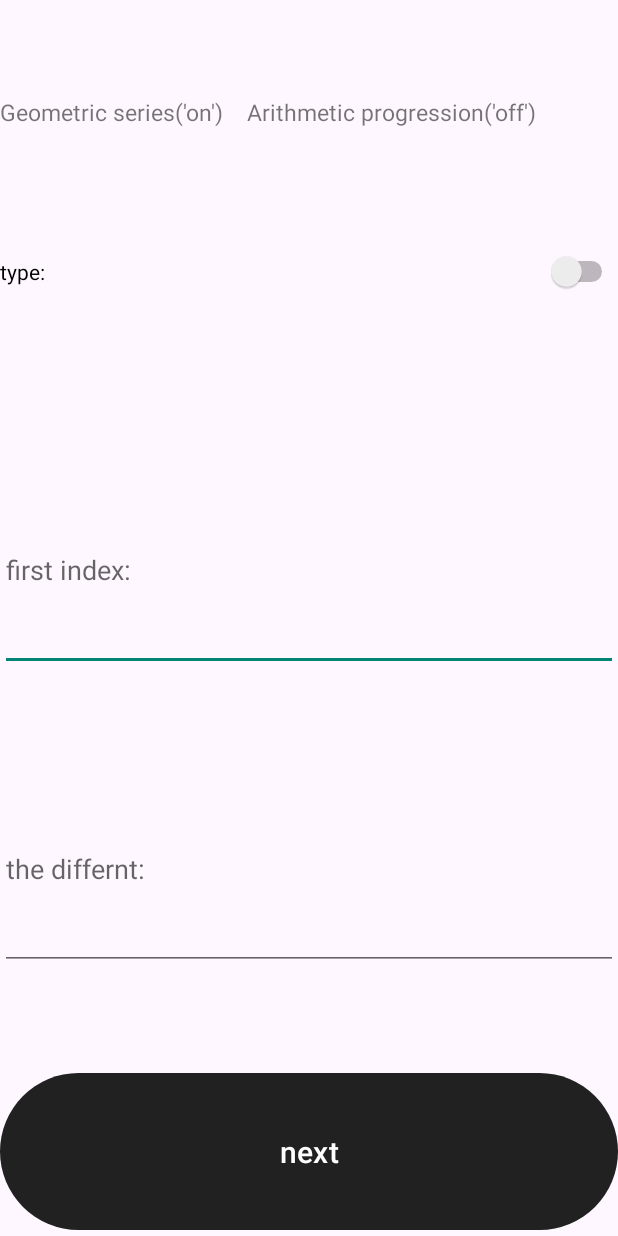
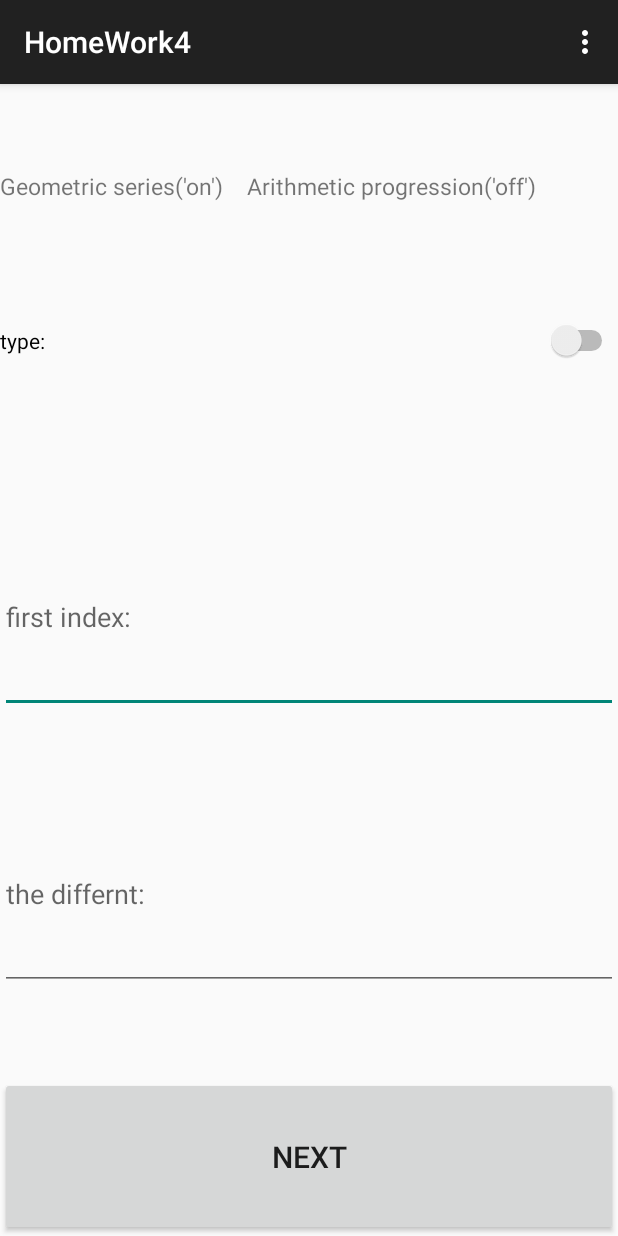
Before and after one commit to yd5994/HomeWork411th, an Android app: the screen it shows after launch (MainActivity), on a phone screen of 412 x 824 dp. Run offline under Robolectric (Android 15) with nearby library versions, the phone set to English and light mode, and no system bars.

Commit message:
Context Menu

```diff
--- a/app/src/main/AndroidManifest.xml
+++ b/app/src/main/AndroidManifest.xml
@@ -10,8 +10,11 @@
         android:label="@string/app_name"
         android:roundIcon="@mipmap/ic_launcher_round"
         android:supportsRtl="true"
-        android:theme="@style/Theme.HomeWork4"
+        android:theme="@style/Theme.AppCompat.DayNight.DarkActionBar"
         tools:targetApi="31">
+        <activity
+            android:name=".credits"
+            android:exported="false" />
         <activity
             android:name=".MainActivity2"
             android:exported="false" />
--- a/app/src/main/java/com/example/homework4/MainActivity.java
+++ b/app/src/main/java/com/example/homework4/MainActivity.java
@@ -1,5 +1,6 @@
 package com.example.homework4;
 
+import androidx.annotation.NonNull;
 import androidx.appcompat.app.AlertDialog;
 import androidx.appcompat.app.AppCompatActivity;
 
@@ -9,6 +10,8 @@ import android.content.Intent;
 import android.graphics.Color;
 import android.os.Bundle;
 import android.view.Menu;
+import android.view.MenuInflater;
+import android.view.MenuItem;
 import android.view.View;
 import android.widget.EditText;
 import android.widget.LinearLayout;
@@ -31,6 +34,32 @@ public class MainActivity extends AppCompatActivity {
 
     }
 
+    @Override
+    public boolean onCreateOptionsMenu(Menu menu) {
+        /**
+         * The function creates the Menu Option in MainActivity
+         * @return: return true
+         */
+        MenuInflater inflater = getMenuInflater();
+        inflater.inflate(R.menu.main,menu);
+        return true;
+    }
+
+
+    public boolean onOptionsItemSelected(@NonNull MenuItem item){
+        /**
+         * The function starts when you click a item in OptionMenu
+         * @param: the function get the item that pressed
+         * @return: the function should return true
+         */
+        String st = item.getTitle().toString();
+        if (st.equals("credits")) {
+            Intent si = new Intent(this,credits.class);
+            startActivity(si);
+        }
+        return super.onOptionsItemSelected(item);
+    }
+
     public void onswitch(View view) {
         if(tg.isChecked()){
             type=true;
--- /dev/null
+++ b/app/src/main/res/menu/main.xml
@@ -0,0 +1,5 @@
+<?xml version="1.0" encoding="utf-8"?>
+<menu xmlns:android="http://schemas.android.com/apk/res/android">
+    <item
+        android:title="credits"/>
+</menu>
--- a/build.gradle
+++ b/build.gradle
@@ -1,4 +1,4 @@
 // Top-level build file where you can add configuration options common to all sub-projects/modules.
 plugins {
-id 'com.android.application' version '8.1.1' apply false
+id 'com.android.application' version '8.1.4' apply false
 }
```
Also changed, not shown: app/src/main/java/com/example/homework4/MainActivity2.java (+30 -0 lines), app/src/main/java/com/example/homework4/credits.java (added, +14 -0 lines), app/src/main/res/layout/activity_credits.xml (added, +19 -0 lines).
